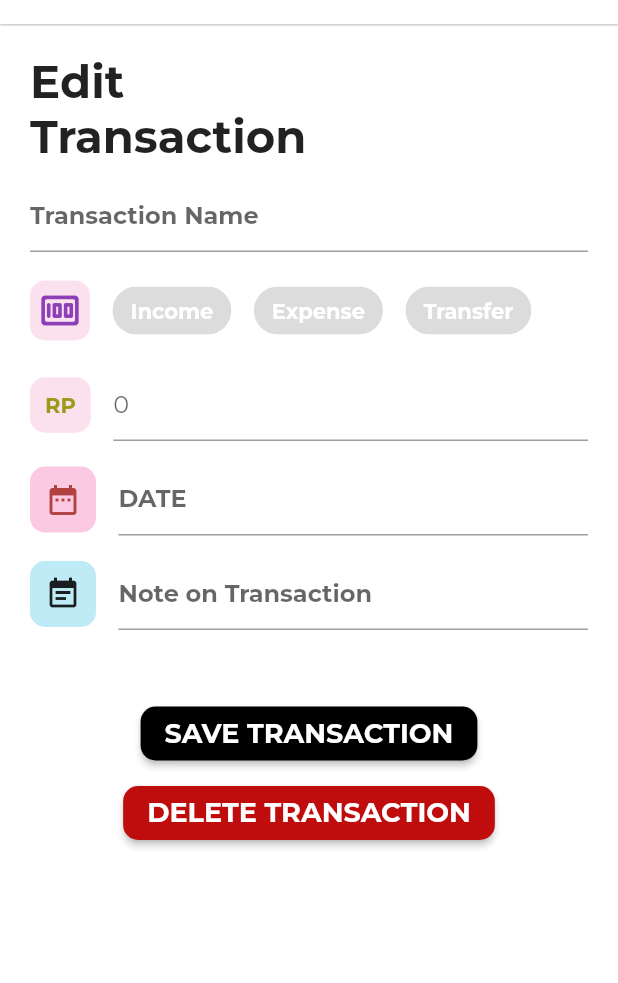
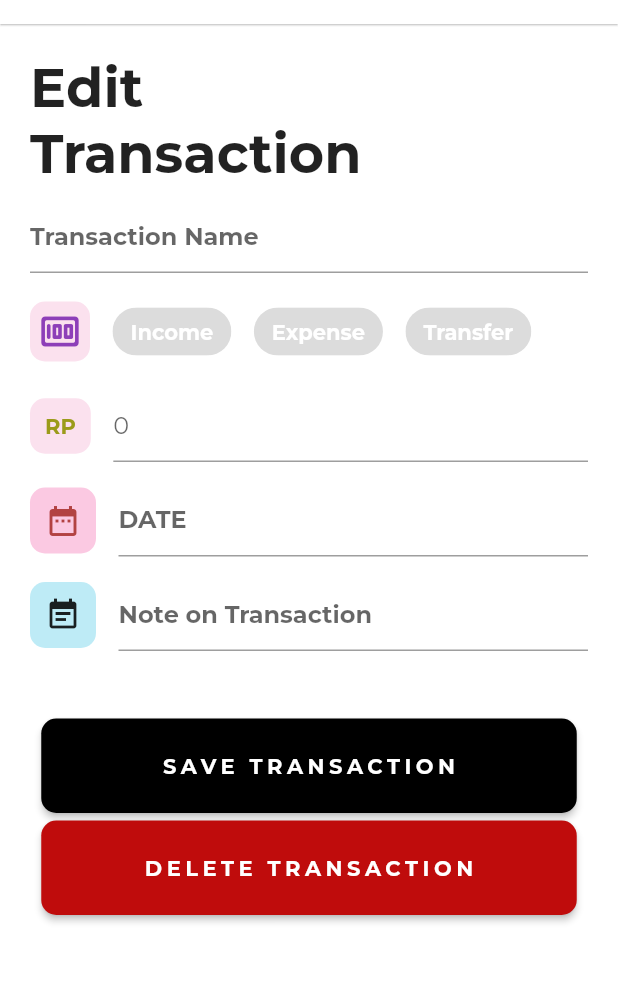
Before and after one commit to mjudianto/VLLET, a Flutter app: the EditTransaction screen opened directly, on a phone screen of 412 x 824 dp, the part 60-1043 px from its top. Run offline on Flutter 3.47's test engine with Material 2 defaults, Android fonts, the light colour scheme and no system bars; our stand-ins replace hive, hive_flutter, shared_preferences; missing offline and left inert: dart:ffi; accounts and stored records are empty.

Commit message:
update tampilan edittransaction

```diff
--- a/lib/pages/edittransaction.dart
+++ b/lib/pages/edittransaction.dart
@@ -22,7 +22,7 @@ class _EditTransactionState extends State<EditTransaction> {
             child: Column(
               mainAxisAlignment: MainAxisAlignment.center,
               crossAxisAlignment: CrossAxisAlignment.center,
-              children: const[
+              children: const [
                 Text(
                   "WARNING!",
                   style: TextStyle(
@@ -121,7 +121,7 @@ class _EditTransactionState extends State<EditTransaction> {
             const Text(
               "Edit \nTransaction",
               style: TextStyle(
-                fontSize: 30,
+                fontSize: 36,
                 fontWeight: FontWeight.bold,
               ),
             ),
@@ -339,14 +339,17 @@ class _EditTransactionState extends State<EditTransaction> {
                     },
                     style: ElevatedButton.styleFrom(
                         primary: Colors.black,
+                        minimumSize: Size(357, 63),
+                        padding: EdgeInsets.symmetric(horizontal: 16.0),
                         shape: RoundedRectangleBorder(
                           borderRadius: BorderRadius.circular(10),
                         )),
                     child: const Text(
                       "SAVE TRANSACTION",
                       style: TextStyle(
-                        fontWeight: FontWeight.bold,
-                        fontSize: 18,
+                        fontWeight: FontWeight.w700,
+                        fontSize: 14,
+                        letterSpacing: 3.0,
                       ),
                     ),
                   ),
@@ -357,14 +360,17 @@ class _EditTransactionState extends State<EditTransaction> {
                   },
                   style: ElevatedButton.styleFrom(
                       primary: Color.fromARGB(255, 191, 12, 12),
+                      minimumSize: Size(357, 63),
+                      padding: EdgeInsets.symmetric(horizontal: 16.0),
                       shape: RoundedRectangleBorder(
                         borderRadius: BorderRadius.circular(10),
                       )),
                   child: const Text(
                     "DELETE TRANSACTION",
                     style: TextStyle(
-                      fontWeight: FontWeight.bold,
-                      fontSize: 18,
+                      fontWeight: FontWeight.w700,
+                      fontSize: 14,
+                      letterSpacing: 3.0,
                     ),
                   ),
                 ),
```
